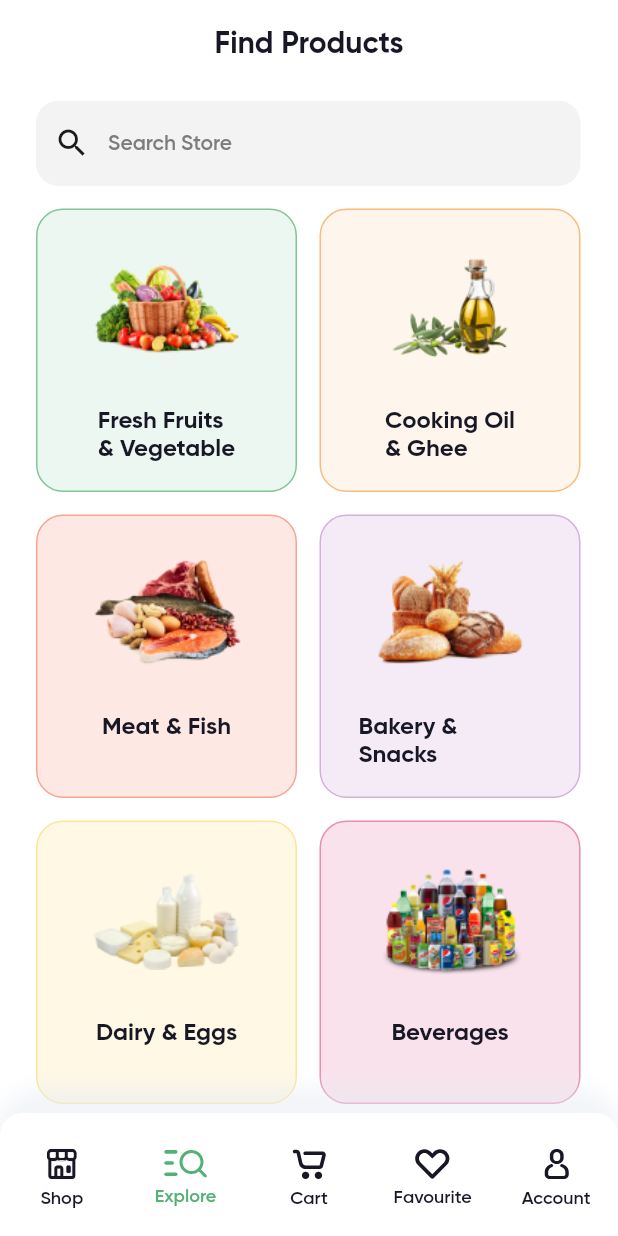
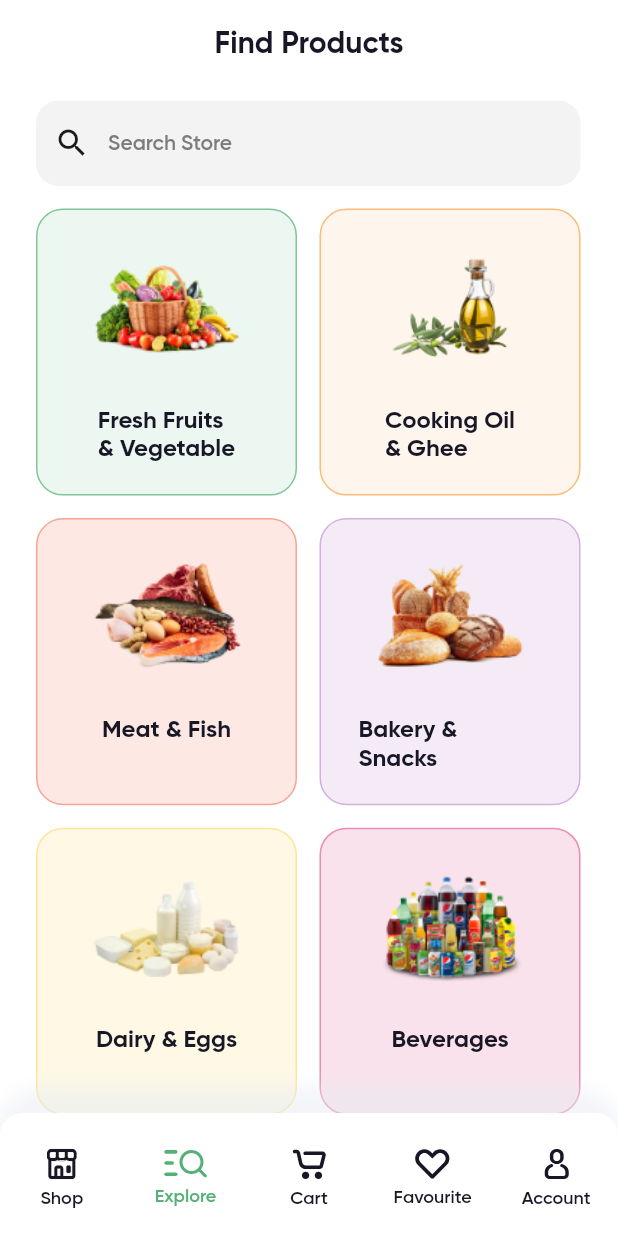
Before and after one commit to mazenshawky/Groceries-App, a Flutter app: the HomeScreen screen opened by its route, item 2 of the bottom bar chosen, on a phone screen of 412 x 824 dp. Run offline on Flutter 3.47's test engine with Material 2 defaults, Android fonts, the phone set to English and light mode, and no system bars; our stand-ins replace conditional_builder_null_safety, flutter_svg, freezed_annotation, get_it, shared_preferences; accounts and stored records are empty.

Commit message:
explore view

```diff
--- a/lib/presentation/home/pages/explore/view/explore_page.dart
+++ b/lib/presentation/home/pages/explore/view/explore_page.dart
@@ -16,6 +16,13 @@ class ExplorePage extends StatefulWidget {
 
 class _ExplorePageState extends State<ExplorePage> {
   final TextEditingController _searchController = TextEditingController();
+
+  Map<String, List<dynamic>> exploreMap = {
+    'titles' : [AppStrings.freshFruits, AppStrings.cookingOil, AppStrings.meat, AppStrings.snacks, AppStrings.dairy, AppStrings.beverages],
+    'images' : [ImageAssets.fruits, ImageAssets.oils, ImageAssets.meat, ImageAssets.snacks, ImageAssets.dairy, ImageAssets.beverages],
+    'colors' : [ColorManager.lightGreen, ColorManager.lightOrange, ColorManager.lightRed, ColorManager.lightPurple, ColorManager.lightYellow, ColorManager.lightPink],
+    'borderColors' : [ColorManager.lightGreen2, ColorManager.lightOrange2, ColorManager.lightRed2, ColorManager.lightPurple2, ColorManager.lightYellow2, ColorManager.lightPink2],
+  };
 
   @override
   Widget build(BuildContext context) {
@@ -49,29 +56,19 @@ class _ExplorePageState extends State<ExplorePage> {
               ),
             ),
             const SizedBox(height: AppSize.s15),
-            Row(
-              children: [
-                buildCard(title: AppStrings.freshFruits, image: ImageAssets.fruits, color: ColorManager.lightGreen, borderColor: ColorManager.lightGreen2),
-                const SizedBox(width: AppSize.s15),
-                buildCard(title: AppStrings.cookingOil, image: ImageAssets.oils, color: ColorManager.lightOrange, borderColor: ColorManager.lightOrange2),
-              ],
+            GridView.count(
+              shrinkWrap: true,
+              physics: const NeverScrollableScrollPhysics(),
+              crossAxisCount: 2,
+              mainAxisSpacing: AppSize.s15,
+              crossAxisSpacing: AppSize.s15,
+              childAspectRatio: 1 / 1.1,
+              children: List.generate(
+                exploreMap['titles']!.length,
+                    (index) => buildCard(title: exploreMap['titles']![index], image: exploreMap['images']![index], color: exploreMap['colors']![index], borderColor: exploreMap['borderColors']![index]),
+              ),
             ),
             const SizedBox(height: AppSize.s15),
-            Row(
-              children: [
-                buildCard(title: AppStrings.meat, image: ImageAssets.meat, color: ColorManager.lightRed, borderColor: ColorManager.lightRed2),
-                const SizedBox(width: AppSize.s15),
-                buildCard(title: AppStrings.snacks, image: ImageAssets.snacks, color: ColorManager.lightPurple, borderColor: ColorManager.lightPurple2),
-              ],
-            ),
-            const SizedBox(height: AppSize.s15),
-            Row(
-              children: [
-                buildCard(title: AppStrings.dairy, image: ImageAssets.dairy, color: ColorManager.lightYellow, borderColor: ColorManager.lightYellow2),
-                const SizedBox(width: AppSize.s15),
-                buildCard(title: AppStrings.beverages, image: ImageAssets.beverages, color: ColorManager.lightPink, borderColor: ColorManager.lightPink2),
-              ],
-            ),
           ],
         ),
       ),
@@ -84,8 +81,7 @@ class _ExplorePageState extends State<ExplorePage> {
     required Color color,
     required Color borderColor
   }){
-    return Expanded(
-      child: Container(
+    return Container(
       height: AppSize.s189,
       width: AppSize.s173,
       decoration: BoxDecoration(
@@ -122,7 +118,6 @@ class _ExplorePageState extends State<ExplorePage> {
           ],
         ),
       ),
-      ),
     );
   }
 }
```
Lines whose indentation alone changed are shown as unchanged.
